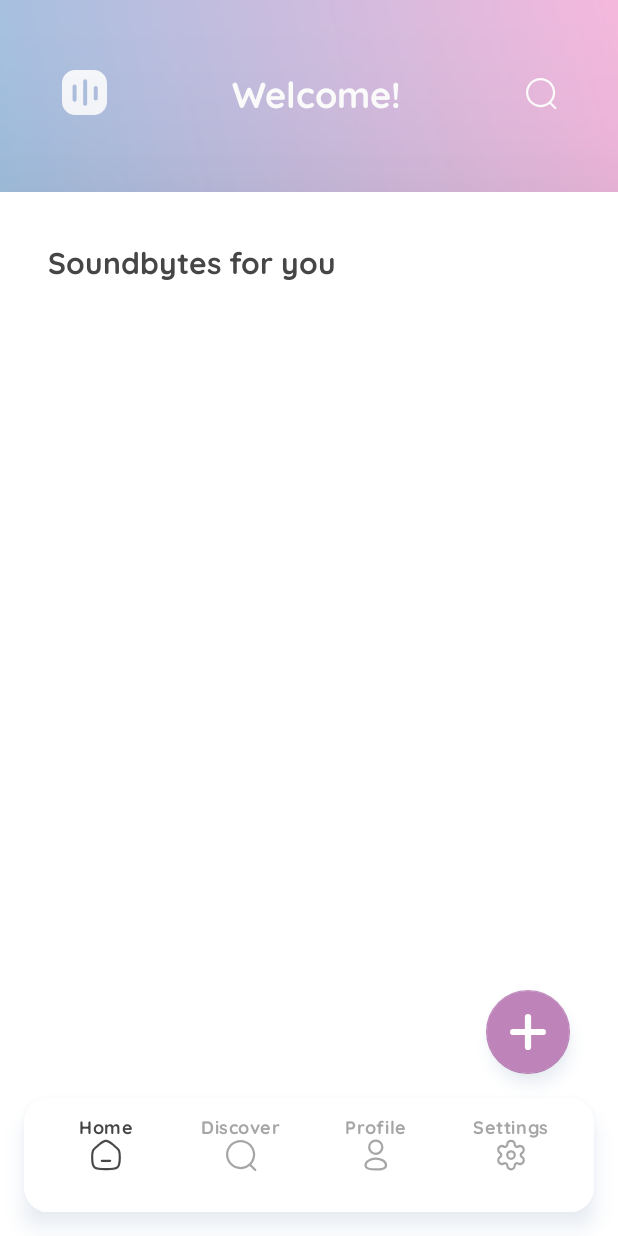
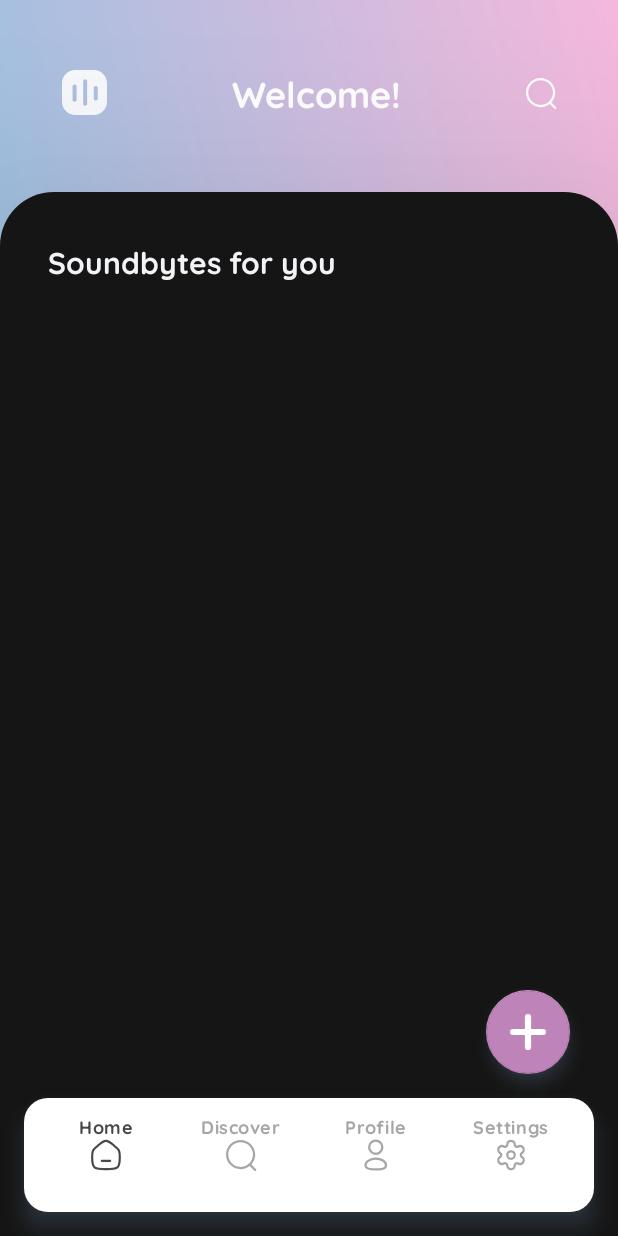
Before and after one commit to trevorvandevelde/Soundboard, an Android app: the screen it shows after launch once a user with an empty profile is signed in (MainActivity), on a phone screen of 412 x 824 dp. Run offline under Robolectric (Android 15) with nearby library versions, the phone set to English and light mode, and no system bars; our stand-ins replace Firebase (no records; nobody signed in at launch, a user with empty details on screens opened directly), Picasso, navigation-ui; libraries missing offline, so code that uses them is left out: co.lujun.androidtagview; pictures from the network do not load.

Commit message:
initial commit

```diff
--- a/app/src/main/res/drawable/search_background.xml
+++ b/app/src/main/res/drawable/search_background.xml
@@ -3,6 +3,6 @@
     <solid android:color="@color/cardview_light_background" />
     <corners android:radius="100dp" />
     <stroke
-            android:width="2dp"
+            android:width="1dp"
             android:color="#F1F1F2" />
 </shape>
--- a/app/src/main/res/layout/board_item.xml
+++ b/app/src/main/res/layout/board_item.xml
@@ -7,9 +7,12 @@
         android:layout_height="wrap_content"
         app:cardCornerRadius="8dp"
         android:layout_margin="8dp"
-        android:elevation="16dp">
+        android:outlineSpotShadowColor="@color/colorShadow"
+        android:outlineAmbientShadowColor="@color/colorShadow"
+        android:elevation="20dp">
 
 <LinearLayout
+
         android:orientation="vertical"
         android:layout_width="wrap_content"
         android:layout_height="wrap_content"
--- a/app/src/main/res/layout/home_fragment.xml
+++ b/app/src/main/res/layout/home_fragment.xml
@@ -91,7 +91,8 @@
             <RelativeLayout
                     android:layout_width="match_parent"
                     android:layout_weight="3.8"
-                    android:background="@color/white"
+                    android:backgroundTint="@color/colorBgDark"
+                    android:background="@drawable/card_background"
                     android:elevation="100dp"
                     android:paddingLeft="0dp"
                     android:paddingRight="0dp"
@@ -116,7 +117,7 @@
                             android:textSize="20dp"
                             android:layout_marginBottom="16dp"
                             android:paddingTop="8dp"
-                            android:textColor="@color/colorCharcoal"
+                            android:textColor="@color/colorTextLight"
                             android:text="Soundbytes for you" />
 
 <!--                    <Button-->
--- a/app/src/main/res/layout/soundbyte_item.xml
+++ b/app/src/main/res/layout/soundbyte_item.xml
@@ -10,6 +10,7 @@
         android:orientation="vertical">
 
     <TextView
+            android:textColor="@color/colorTextLight"
             android:id="@+id/soundbyte_author"
             android:layout_width="wrap_content"
             android:layout_height="wrap_content"
@@ -32,6 +33,7 @@
                 android:orientation="horizontal"
                 android:layout_width="match_parent"
                 android:layout_height="wrap_content"
+                android:backgroundTint="@color/colorCardDark"
                 android:background="@drawable/bottom_navigation_background">
             <ImageView
                     android:id = "@+id/soundbyte_image"
@@ -48,7 +50,7 @@
                     android:gravity="center_vertical"
                     android:layout_gravity="center_vertical">
                 <TextView
-                        android:textColor="@color/colorCharcoal"
+                        android:textColor="@color/colorTextLight"
                         android:id = "@+id/soundbyte_title"
                         android:layout_width="wrap_content"
                         android:layout_height="wrap_content"
@@ -56,6 +58,7 @@
                         android:textSize="18dp"
                         android:text = "Soundbyte Title"/>
                 <TextView
+                        android:textColor="@color/colorTextLightGrey"
                         android:id = "@+id/soundbyte_time"
                         android:layout_width="wrap_content"
                         android:layout_height="wrap_content"
--- a/app/src/main/res/values/colors.xml
+++ b/app/src/main/res/values/colors.xml
@@ -5,10 +5,18 @@
     <color name="colorAccent">#A397DA</color>
 
     <color name="colorButton">#BE84BA</color>
+    <color name="colorBgColorLight">#F7FBFF</color>
+
+    <color name="colorBgDark">#151515</color>
+    <color name="colorCardDark">#242424</color>
+    <color name="colorShadowDark">#050505</color>
+    <color name="colorTextLight">#F2F3F6</color>
+    <color name="colorTextLightGrey">#CACACA</color>
+
 
     <color name="colorCharcoal">#464646</color>
     <color name="colorSlate">#A6A6A6</color>
-    <color name="colorShadow">#90A8C3</color>
+    <color name="colorShadow">#6F90B5</color>
 
     <color name="clr_pressed">#D3D3D3</color>
     <color name="clr_normal">#FFFFFF</color>
```
